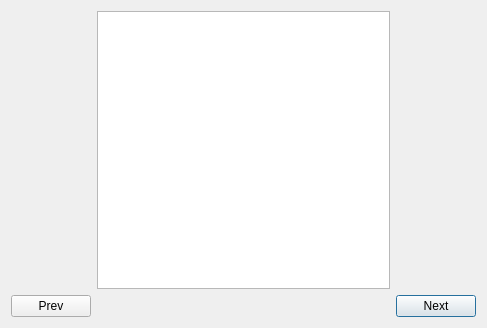
Old version of the form gamewindow.ui in the repository M-Bell/Raccoon.
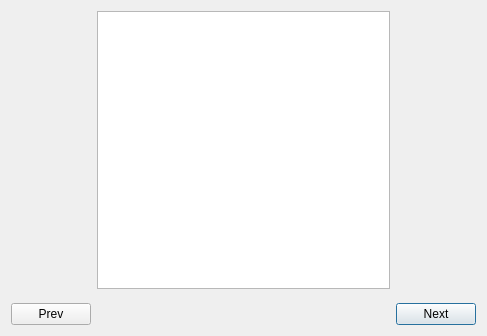
New version of the form.

What changed in the file:
```diff
--- a/gamewindow.ui
+++ b/gamewindow.ui
@@ -7,7 +7,7 @@
     <x>0</x>
     <y>0</y>
     <width>487</width>
-    <height>300</height>
+    <height>336</height>
    </rect>
   </property>
   <property name="windowTitle">
@@ -28,7 +28,7 @@
      </property>
     </widget>
    </item>
-   <item row="0" column="2">
+   <item row="0" column="2" alignment="Qt::AlignTop">
     <widget class="QGraphicsView" name="chessboard">
      <property name="minimumSize">
       <size>
```
